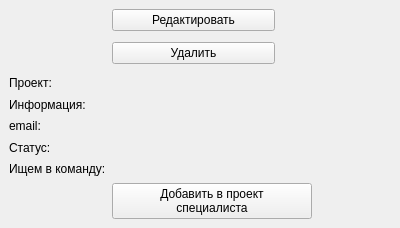
This is WgtProject.ui in mr-Din/ItConnect as Qt 5 draws it before an edit. The edited form follows.
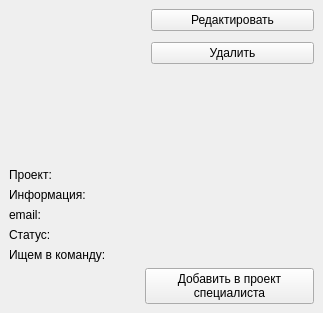
This is the edited form.

The edit to the form file:
```diff
--- a/WgtProject.ui
+++ b/WgtProject.ui
@@ -6,8 +6,8 @@
    <rect>
     <x>0</x>
     <y>0</y>
-    <width>400</width>
-    <height>228</height>
+    <width>290</width>
+    <height>313</height>
    </rect>
   </property>
   <property name="sizePolicy">
@@ -45,7 +45,177 @@
      </property>
      <widget class="QWidget" name="pg_proj_date">
       <layout class="QGridLayout" name="gridLayout_2">
-       <item row="1" column="1">
+       <item row="0" column="0" rowspan="3" colspan="2">
+        <widget class="QLabel" name="lbl_photo">
+         <property name="text">
+          <string/>
+         </property>
+        </widget>
+       </item>
+       <item row="8" column="1" colspan="2">
+        <widget class="QPushButton" name="btn_add_worker">
+         <property name="maximumSize">
+          <size>
+           <width>200</width>
+           <height>16777215</height>
+          </size>
+         </property>
+         <property name="text">
+          <string>Добавить в проект
+специалиста</string>
+         </property>
+        </widget>
+       </item>
+       <item row="3" column="0">
+        <widget class="QLabel" name="lbl_title">
+         <property name="minimumSize">
+          <size>
+           <width>130</width>
+           <height>0</height>
+          </size>
+         </property>
+         <property name="maximumSize">
+          <size>
+           <width>160</width>
+           <height>16777215</height>
+          </size>
+         </property>
+         <property name="text">
+          <string>Проект:</string>
+         </property>
+        </widget>
+       </item>
+       <item row="7" column="0">
+        <widget class="QLabel" name="lbl_skills">
+         <property name="minimumSize">
+          <size>
+           <width>130</width>
+           <height>0</height>
+          </size>
+         </property>
+         <property name="maximumSize">
+          <size>
+           <width>160</width>
+           <height>16777215</height>
+          </size>
+         </property>
+         <property name="text">
+          <string>Ищем в команду:</string>
+         </property>
+        </widget>
+       </item>
+       <item row="6" column="1" colspan="2">
+        <widget class="QLabel" name="lbl_status_2">
+         <property name="text">
+          <string/>
+         </property>
+        </widget>
+       </item>
+       <item row="5" column="0">
+        <widget class="QLabel" name="lbl_email">
+         <property name="minimumSize">
+          <size>
+           <width>130</width>
+           <height>0</height>
+          </size>
+         </property>
+         <property name="maximumSize">
+          <size>
+           <width>160</width>
+           <height>16777215</height>
+          </size>
+         </property>
+         <property name="text">
+          <string>email:</string>
+         </property>
+        </widget>
+       </item>
+       <item row="0" column="2">
+        <widget class="QPushButton" name="btn_edit">
+         <property name="maximumSize">
+          <size>
+           <width>200</width>
+           <height>16777215</height>
+          </size>
+         </property>
+         <property name="text">
+          <string>Редактировать</string>
+         </property>
+        </widget>
+       </item>
+       <item row="4" column="0">
+        <widget class="QLabel" name="lbl_info">
+         <property name="minimumSize">
+          <size>
+           <width>130</width>
+           <height>0</height>
+          </size>
+         </property>
+         <property name="maximumSize">
+          <size>
+           <width>160</width>
+           <height>16777215</height>
+          </size>
+         </property>
+         <property name="text">
+          <string>Информация:</string>
+         </property>
+        </widget>
+       </item>
+       <item row="4" column="1" colspan="2">
+        <widget class="QLabel" name="lbl_info_2">
+         <property name="text">
+          <string/>
+         </property>
+         <property name="wordWrap">
+          <bool>true</bool>
+         </property>
+        </widget>
+       </item>
+       <item row="3" column="1" colspan="2">
+        <widget class="QLabel" name="lbl_title_2">
+         <property name="text">
+          <string/>
+         </property>
+        </widget>
+       </item>
+       <item row="5" column="1" colspan="2">
+        <widget class="QLabel" name="lbl_email_2">
+         <property name="text">
+          <string/>
+         </property>
+        </widget>
+       </item>
+       <item row="6" column="0">
+        <widget class="QLabel" name="lbl_status">
+         <property name="minimumSize">
+          <size>
+           <width>130</width>
+           <height>0</height>
+          </size>
+         </property>
+         <property name="maximumSize">
+          <size>
+           <width>160</width>
+           <height>16777215</height>
+          </size>
+         </property>
+         <property name="text">
+          <string>Статус:</string>
+         </property>
+        </widget>
+       </item>
+       <item row="7" column="1" colspan="2">
+        <widget class="QLabel" name="lbl_skills_2">
+         <property name="text">
+          <string/>
+         </property>
+         <property name="wordWrap">
+          <bool>true</bool>
+         </property>
+        </widget>
+       </item>
+       <item row="1" column="2">
         <widget class="QStackedWidget" name="stackedWidget_Del">
          <property name="maximumSize">
           <size>
@@ -99,13 +269,6 @@
            <property name="verticalSpacing">
             <number>0</number>
            </property>
-           <item row="0" column="0">
-            <widget class="QPushButton" name="btn_del_confirm">
-             <property name="text">
-              <string>Удалить</string>
-             </property>
-            </widget>
-           </item>
            <item row="0" column="1">
             <widget class="QPushButton" name="btn_del_cancel">
              <property name="text">
@@ -113,158 +276,25 @@
              </property>
             </widget>
            </item>
+           <item row="0" column="0">
+            <widget class="QPushButton" name="btn_del_confirm">
+             <property name="text">
+              <string>Удалить</string>
+             </property>
+            </widget>
+           </item>
           </layout>
          </widget>
         </widget>
        </item>
-       <item row="5" column="0">
-        <widget class="QLabel" name="lbl_status">
-         <property name="maximumSize">
-          <size>
-           <width>110</width>
-           <height>16777215</height>
-          </size>
-         </property>
-         <property name="text">
-          <string>Статус:</string>
-         </property>
-        </widget>
-       </item>
-       <item row="2" column="0">
-        <widget class="QLabel" name="lbl_title">
-         <property name="maximumSize">
-          <size>
-           <width>110</width>
-           <height>16777215</height>
-          </size>
-         </property>
-         <property name="text">
-          <string>Проект:</string>
-         </property>
-        </widget>
-       </item>
-       <item row="0" column="0" rowspan="2">
-        <widget class="QLabel" name="lbl_photo">
-         <property name="text">
-          <string/>
-         </property>
-        </widget>
-       </item>
-       <item row="4" column="0">
-        <widget class="QLabel" name="lbl_email">
-         <property name="maximumSize">
-          <size>
-           <width>110</width>
-           <height>16777215</height>
-          </size>
-         </property>
-         <property name="text">
-          <string>email:</string>
-         </property>
-        </widget>
-       </item>
-       <item row="6" column="0">
-        <widget class="QLabel" name="lbl_skills">
-         <property name="maximumSize">
-          <size>
-           <width>110</width>
-           <height>16777215</height>
-          </size>
-         </property>
-         <property name="text">
-          <string>Ищем в команду:</string>
-         </property>
-        </widget>
-       </item>
-       <item row="0" column="1">
-        <widget class="QPushButton" name="btn_edit">
-         <property name="maximumSize">
-          <size>
-           <width>200</width>
-           <height>16777215</height>
-          </size>
-         </property>
-         <property name="text">
-          <string>Редактировать</string>
-         </property>
-        </widget>
-       </item>
-       <item row="3" column="0">
-        <widget class="QLabel" name="lbl_info">
-         <property name="maximumSize">
-          <size>
-           <width>110</width>
-           <height>16777215</height>
-          </size>
-         </property>
-         <property name="text">
-          <string>Информация:</string>
-         </property>
-        </widget>
-       </item>
-       <item row="6" column="1" colspan="2">
-        <widget class="QLabel" name="lbl_skills_2">
-         <property name="text">
-          <string/>
-         </property>
-         <property name="wordWrap">
-          <bool>true</bool>
-         </property>
-        </widget>
-       </item>
-       <item row="5" column="1" colspan="2">
-        <widget class="QLabel" name="lbl_status_2">
-         <property name="text">
-          <string/>
-         </property>
-        </widget>
-       </item>
-       <item row="4" column="1" colspan="2">
-        <widget class="QLabel" name="lbl_email_2">
-         <property name="text">
-          <string/>
-         </property>
-        </widget>
-       </item>
-       <item row="3" column="1" colspan="2">
-        <widget class="QLabel" name="lbl_info_2">
-         <property name="text">
-          <string/>
-         </property>
-         <property name="wordWrap">
-          <bool>true</bool>
-         </property>
-        </widget>
-       </item>
-       <item row="2" column="1" colspan="2">
-        <widget class="QLabel" name="lbl_title_2">
-         <property name="text">
-          <string/>
-         </property>
-        </widget>
-       </item>
-       <item row="7" column="1" colspan="2">
-        <widget class="QPushButton" name="btn_add_worker">
-         <property name="maximumSize">
-          <size>
-           <width>200</width>
-           <height>16777215</height>
-          </size>
-         </property>
-         <property name="text">
-          <string>Добавить в проект
-специалиста</string>
-         </property>
-        </widget>
-       </item>
-       <item row="0" column="2" rowspan="2">
-        <spacer name="horizontalSpacer">
+       <item row="2" column="2">
+        <spacer name="verticalSpacer">
          <property name="orientation">
-          <enum>Qt::Horizontal</enum>
+          <enum>Qt::Vertical</enum>
          </property>
          <property name="sizeHint" stdset="0">
           <size>
-           <width>0</width>
+           <width>20</width>
            <height>0</height>
           </size>
          </property>
```
